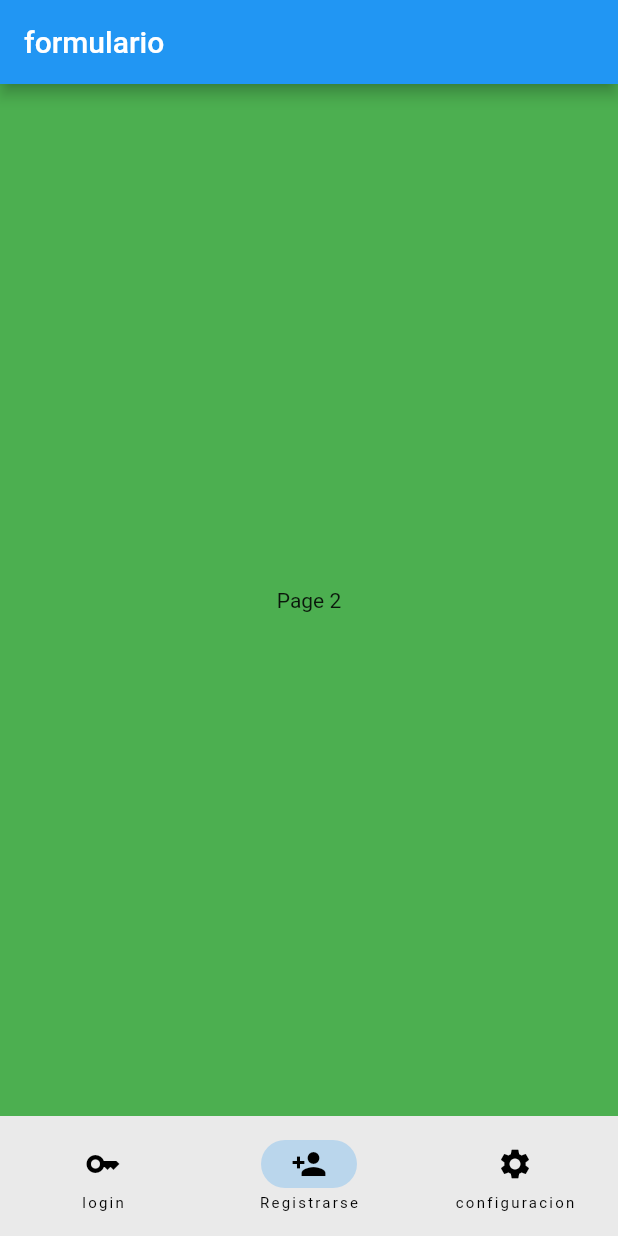
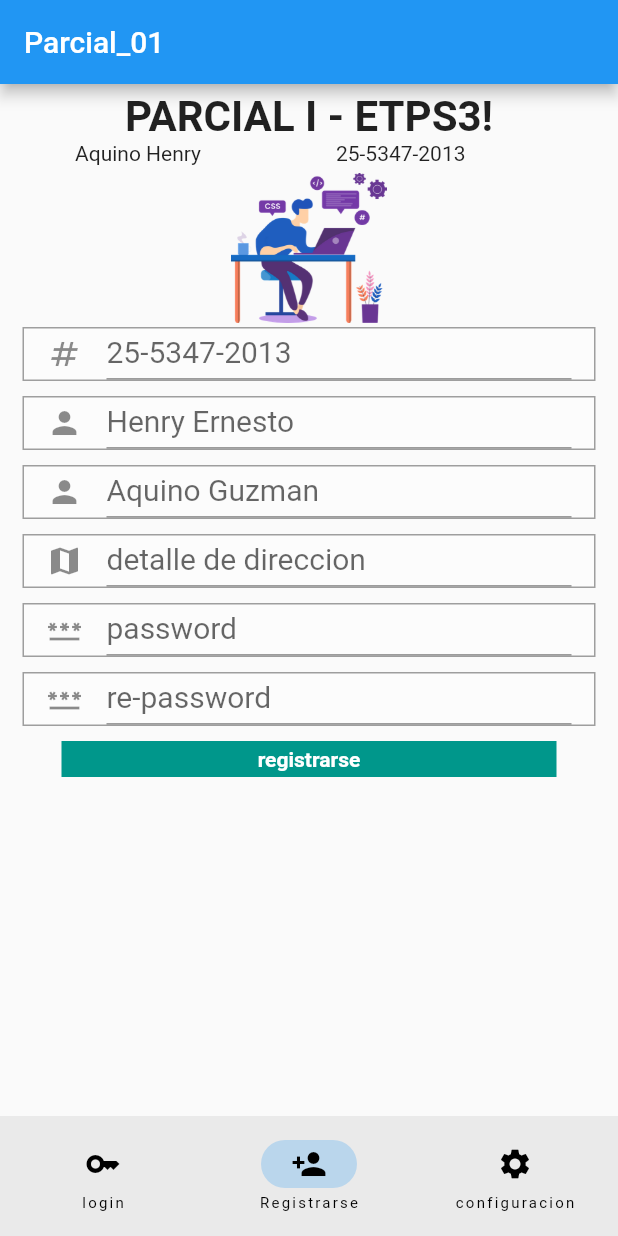
Before and after one commit to henry151ea/ETPS3_parcial01, a Flutter app: the screen it shows after launch, item 2 of the bottom bar chosen, on a phone screen of 412 x 824 dp. Run offline on Flutter 3.47's test engine with Material 2 defaults, Android fonts, the phone set to English and light mode, and no system bars.

Commit message:
Se agregaron las pantallas de registro y el texto de la pantalla de configuracion, mejoras pequenas

```diff
--- a/lib/main.dart
+++ b/lib/main.dart
@@ -19,7 +19,7 @@ class Parcialtst extends StatelessWidget {
       title: 'Parcial_01',
       home: Scaffold(
         appBar: AppBar(
-        title: const Text("formulario")),
+        title: const Text("Parcial_01")),
         body:
 
         menunav()
--- a/lib/paginas/menu.dart
+++ b/lib/paginas/menu.dart
@@ -1,5 +1,6 @@
 import 'package:flutter/material.dart';
 import 'package:parcial_01/paginas/login.dart';
+import 'package:parcial_01/paginas/registro.dart';
 
 class menunav extends StatefulWidget {
   const menunav({super.key});
@@ -39,15 +40,11 @@ class _menunavState extends State<menunav> {
       ),
       body: <Widget>[
         _login(),
+        _registro(),
         Container(
-          color: Colors.green,
+          color: Color.fromARGB(255, 234, 252, 245),
           alignment: Alignment.center,
-          child: const Text('Page 2'),
-        ),
-        Container(
-          color: Colors.blue,
-          alignment: Alignment.center,
-          child: const Text('Page 3'),
+          child: const Text('Configuracion del sistema'),
         ),
       ][currentPageIndex],
     );
@@ -58,3 +55,7 @@ Container _login(){
 return Container(child: principal());
 
 }
+
+Container _registro(){
+  return Container(child: registroUsuario());
+}
--- /dev/null
+++ b/lib/paginas/registro.dart
@@ -0,0 +1,174 @@
+import 'package:flutter/material.dart';
+
+class registroUsuario extends StatefulWidget {
+  registroUsuario({Key? key}) : super(key: key);
+
+  @override
+  _registroUsuarioState createState() => _registroUsuarioState();
+}
+
+class _registroUsuarioState extends State<registroUsuario> {
+  @override
+  Widget build(BuildContext context) {
+    return Column(
+      children: [
+        SizedBox(height: 5,),
+         Text("PARCIAL I - ETPS3!",textAlign: TextAlign.center, style: TextStyle(fontWeight: FontWeight.w600),textScaleFactor: 2,),
+
+        Row(
+
+          children: [
+            Container(
+              padding: EdgeInsets.symmetric(horizontal: 25),
+          margin: EdgeInsets.symmetric(horizontal: 25),
+              child: Text("Aquino Henry")
+              ),
+            SizedBox(height: 5,),
+
+            Container(
+              padding: EdgeInsets.symmetric(horizontal: 15),
+          margin: EdgeInsets.symmetric(horizontal: 25),
+              child: Text("25-5347-2013")
+              ),
+          ],
+        ),
+        SizedBox(height: 5,),
+        Center(child: Image.asset("assets/perfil.png",height: 100,)),
+
+        SizedBox(height: 3,),
+        _carnet(),
+        SizedBox(height: 10,),
+        _nombre(),
+        SizedBox(height: 10,),
+        _apellidos(),
+         SizedBox(height: 10,),
+         _direccion(),
+         SizedBox(height: 10,),
+         _password(),
+         SizedBox(height: 10,),
+         _repassword(),
+        SizedBox(height: 10,),
+        _buttonLogin()
+      ],
+    );
+  }
+}
+
+
+Container _buttonLogin(){
+  return Container(
+    color: Color.fromARGB(255, 0, 151, 139),
+    width: 330,
+    height: 24,
+  child:
+  Center(child: Text("registrarse",textAlign: TextAlign.center, style: TextStyle(fontWeight: FontWeight.w600,color: Colors.white),))
+  );
+}
+
+Container _carnet(){
+  return  Container(
+          height: 36,
+          decoration: BoxDecoration(border: Border.all(color: Colors.grey), color: Colors.white38),
+          padding: EdgeInsets.symmetric(horizontal: 15),
+          margin: EdgeInsets.symmetric(horizontal: 15),
+          child: TextFormField(
+
+            style: TextStyle(fontSize: 20),
+            decoration: InputDecoration(
+              icon: Icon(Icons.numbers),
+              hintText: "",
+                labelText:  "25-5347-2013",
+                          ),
+          )
+          );
+}
+
+Container _nombre(){
+  return  Container(
+          height: 36,
+          decoration: BoxDecoration(border: Border.all(color: Colors.grey), color: Colors.white38),
+          padding: EdgeInsets.symmetric(horizontal: 15),
+          margin: EdgeInsets.symmetric(horizontal: 15),
+          child: TextFormField(
+
+            style: TextStyle(fontSize: 20),
+            decoration: InputDecoration(
+              icon: Icon(Icons.person),
+              hintText: "",
+                labelText:  "Henry Ernesto",
+                          ),
+          )
+          );
+}
+
+Container _apellidos(){
+  return  Container(
+          height: 36,
+          decoration: BoxDecoration(border: Border.all(color: Colors.grey), color: Colors.white38),
+          padding: EdgeInsets.symmetric(horizontal: 15),
+          margin: EdgeInsets.symmetric(horizontal: 15),
+          child: TextFormField(
+
+            style: TextStyle(fontSize: 20),
+            decoration: InputDecoration(
+              icon: Icon(Icons.person),
+              hintText: "",
+                labelText:  "Aquino Guzman",
+                          ),
+          )
+          );
+}
+
+Container _direccion(){
+  return  Container(
+          height: 36,
+          decoration: BoxDecoration(border: Border.all(color: Colors.grey), color: Colors.white38),
+          padding: EdgeInsets.symmetric(horizontal: 15),
+          margin: EdgeInsets.symmetric(horizontal: 15),
+          child: TextFormField(
+
+            style: TextStyle(fontSize: 20),
+            decoration: InputDecoration(
+              icon: Icon(Icons.map),
+              hintText: "",
+                labelText:  "detalle de direccion",
+                          ),
+          )
+          );
+}
+
+Container _password(){
+  return  Container(
+          height: 36,
+          decoration: BoxDecoration(border: Border.all(color: Colors.grey), color: Colors.white38),
+          padding: EdgeInsets.symmetric(horizontal: 15),
+          margin: EdgeInsets.symmetric(horizontal: 15),
+          child: TextFormField(
+            obscureText: true,
+            style: TextStyle(fontSize: 20),
+            decoration: InputDecoration(
+              icon: Icon(Icons.password),
+              hintText: "clave",
+                labelText:  "password",
+                          ),
+          )
+          );
+}
+
+Container _repassword(){
+  return  Container(
+          height: 36,
+          decoration: BoxDecoration(border: Border.all(color: Colors.grey), color: Colors.white38),
+          padding: EdgeInsets.symmetric(horizontal: 15),
+          margin: EdgeInsets.symmetric(horizontal: 15),
+          child: TextFormField(
+            obscureText: true,
+            style: TextStyle(fontSize: 20),
+            decoration: InputDecoration(
+              icon: Icon(Icons.password),
+              hintText: "clave",
+                labelText:  "re-password",
+                          ),
+          )
+          );
+}
```
Also changed, not shown: assets/perfil.png (added).
